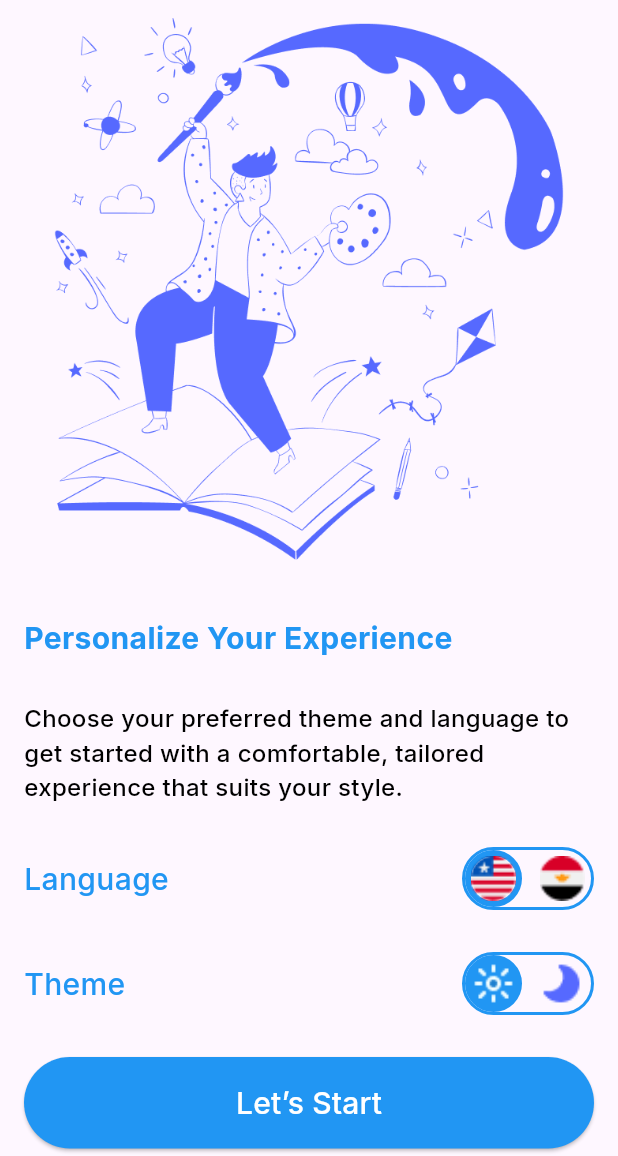
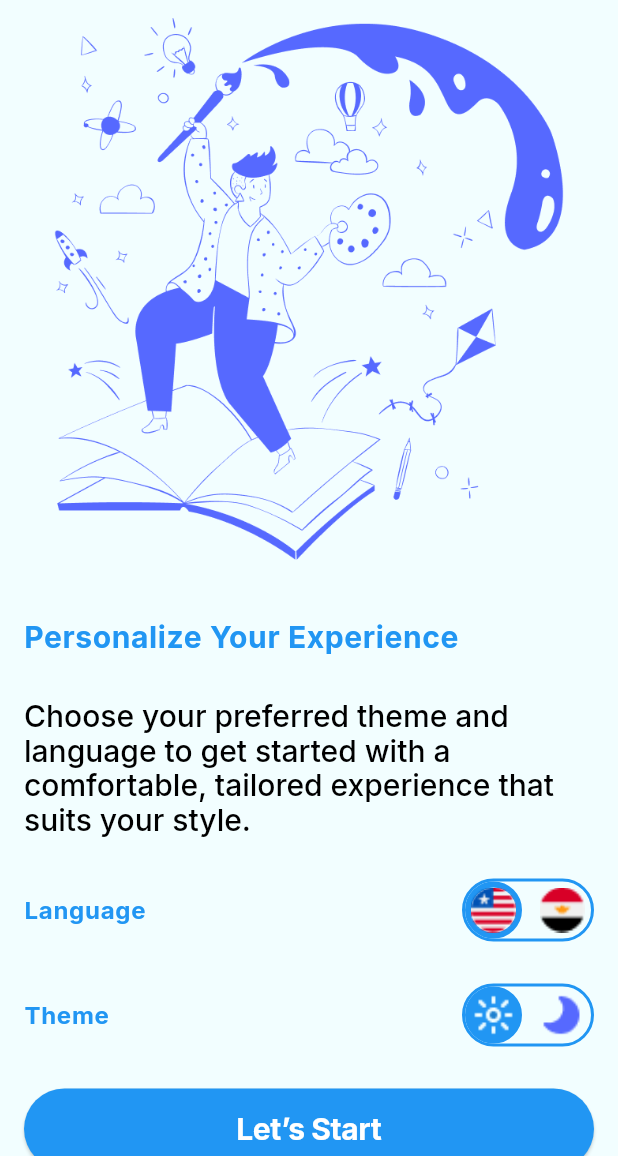
Before and after one commit to saraahmedkh/todo_app, a Flutter app: the screen it shows after launch, on a phone screen of 412 x 824 dp, the part 80-1236 px from its top. Run offline on Flutter 3.47's test engine with Material 3 defaults, Android fonts, the phone set to English and light mode, and no system bars; our stand-ins replace easy_localization, google_fonts.

Commit message:
work in progress theming

```diff
--- /dev/null
+++ b/lib/core/my_theme_data.dart
@@ -0,0 +1,63 @@
+import 'package:flutter/material.dart';
+import 'package:google_fonts/google_fonts.dart';
+
+class MyThemeData {
+  static ThemeData lighttheme = ThemeData(
+    colorScheme: ColorScheme(
+      brightness: Brightness.light,
+      primary: Colors.blue,
+      onPrimary: Color(0XFF7B7B7B),
+      secondary: Colors.black,
+      onSecondary: Colors.white,
+      error: Colors.red,
+      onError: Colors.white,
+      surface: Color(0XFFF2FEFF),
+      onSurface: Colors.white,
+    ),
+    textTheme: TextTheme(
+      bodyLarge: GoogleFonts.inter(fontSize: 16,fontWeight: FontWeight.bold,
+      color: Colors.blue,
+    ),
+      bodySmall: GoogleFonts.inter(fontSize: 20,fontWeight: FontWeight.bold,
+        color: Colors.blue,
+      ),
+      displayLarge: GoogleFonts.inter(fontSize: 20,fontWeight: FontWeight.bold,
+        color: Colors.white,
+      ),
+      displayMedium: GoogleFonts.inter(
+        fontSize: 20,
+        fontWeight: FontWeight.w500,
+        color: Colors.black,
+      ),
+        ),
+  );
+  static ThemeData Darktheme = ThemeData(
+    colorScheme: ColorScheme(
+      brightness: Brightness.dark,
+      primary: Colors.blue,
+      onPrimary: Color(0XFF7B7B7B),
+      secondary: Colors.black,
+      onSecondary: Colors.white,
+      error: Colors.red,
+      onError: Colors.white,
+      surface: Color(0xFF101127),
+      onSurface: Colors.white,
+    ),
+    textTheme: TextTheme(
+      bodyLarge: GoogleFonts.inter(fontSize: 16,fontWeight: FontWeight.bold,
+        color: Colors.blue,
+      ),
+      bodySmall: GoogleFonts.inter(fontSize: 20,fontWeight: FontWeight.bold,
+        color: Colors.blue,
+      ),
+      displayLarge: GoogleFonts.inter(fontSize: 20,fontWeight: FontWeight.bold,
+        color: Colors.white,
+      ),
+      displayMedium: GoogleFonts.inter(
+        fontSize: 20,
+        fontWeight: FontWeight.w500,
+        color: Colors.black,
+      ),
+    ),
+  );
+}
--- a/lib/main.dart
+++ b/lib/main.dart
@@ -1,5 +1,6 @@
 import 'package:easy_localization/easy_localization.dart';
 import 'package:flutter/material.dart';
+import 'package:todo_app/core/my_theme_data.dart';
 import 'package:todo_app/screens/intro_screen.dart';
 import 'package:todo_app/screens/login_screen.dart';
 
@@ -25,10 +26,14 @@ class MyApp extends StatelessWidget {
       supportedLocales: context.supportedLocales,
       locale: context.locale,
       debugShowCheckedModeBanner: false,
+      theme: MyThemeData.lighttheme,
+      darkTheme: MyThemeData.Darktheme,
+      themeMode: ThemeMode.light,
       initialRoute: IntroScreen.routeName,
       routes: {
         IntroScreen.routeName: (c) => IntroScreen(),
         LoginScreen.routeName: (c) => LoginScreen(),
+
       },
     );
   }
--- a/lib/screens/intro_screen.dart
+++ b/lib/screens/intro_screen.dart
@@ -22,28 +22,16 @@ class IntroScreen extends StatelessWidget {
           children: [
             Image.asset("assets/images/creative.png", width: double.infinity),
             Text("onboardingTitle".tr(),
-              style: GoogleFonts.inter(
-                fontSize: 20,
-                fontWeight: FontWeight.bold,
-                color: Colors.blue,
-              ),
+              style: Theme.of(context).textTheme.bodySmall,
             ),
             Text("onboardingSubtitle".tr(),
-              style: GoogleFonts.inter(
-                fontSize: 16,
-                fontWeight: FontWeight.w500,
-                color: Colors.black,
-              ),
+              style: Theme.of(context).textTheme.displayMedium,
             ),
             Row(
               children: [
                 Text(
                   "language".tr(),
-                  style: GoogleFonts.inter(
-                    fontSize: 20,
-                    fontWeight: FontWeight.w500,
-                    color: Colors.blue,
-                  ),
+                  style: Theme.of(context).textTheme.bodyLarge,
                 ),
                 Spacer(),
                 Container(
@@ -96,11 +84,7 @@ class IntroScreen extends StatelessWidget {
               children: [
                 Text(
                   "theme".tr(),
-                  style: GoogleFonts.inter(
-                    fontSize: 20,
-                    fontWeight: FontWeight.w500,
-                    color: Colors.blue,
-                  ),
+                  style: Theme.of(context).textTheme.bodyLarge,
                 ),
                 Spacer(),
                 Container(
@@ -140,18 +124,15 @@ class IntroScreen extends StatelessWidget {
             ),
             SizedBox( width: double.infinity,
               child: ElevatedButton( style: ElevatedButton.styleFrom(
-            backgroundColor: Colors.blue,
-            ),
+            backgroundColor: Theme.of(context).colorScheme.primary,
+
+              ),
                 onPressed: () {},
                 child: Padding(
                   padding: const EdgeInsets.symmetric(vertical: 16),
                   child: Text(
                     "let'sStart".tr(),
-                    style: GoogleFonts.inter(
-                      fontSize: 20,
-                      fontWeight: FontWeight.w500,
-                      color: Colors.white,
-                    ),
+                    style: Theme.of(context).textTheme.displayLarge,
                   ),
                 ),
               ),
```
